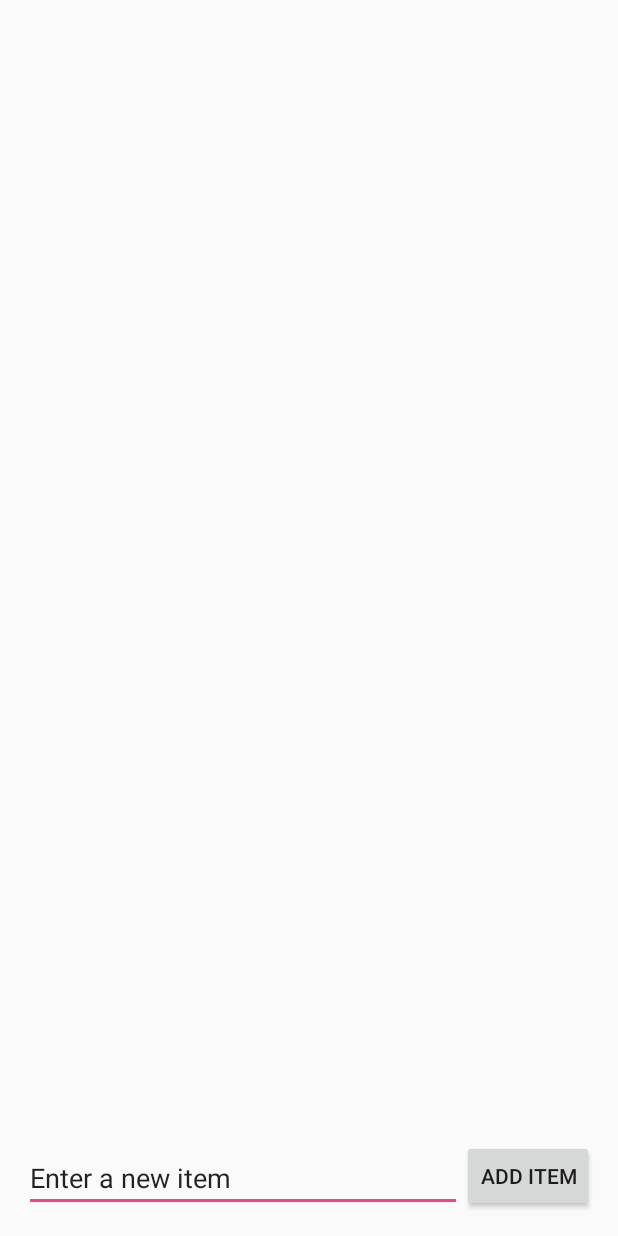
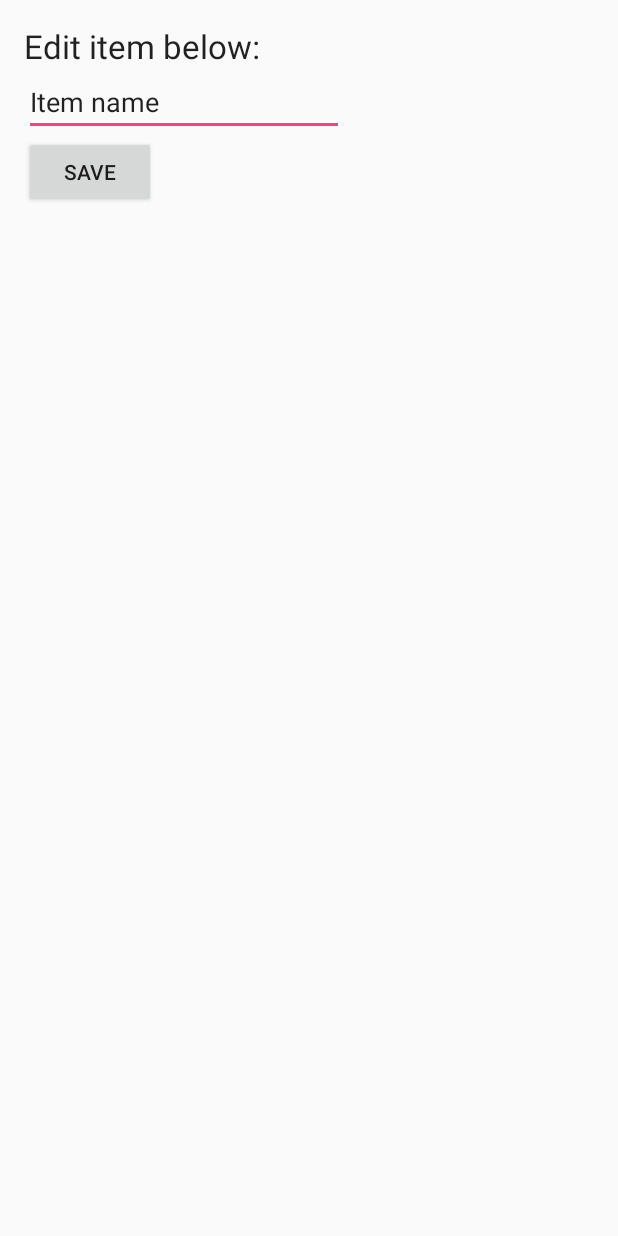
Before and after one commit to alexpasta/SimpleTodo, an Android app: the layout activity_edit_item.xml on its own in the app's theme, with its tools: preview values and no code run, on a phone screen of 412 x 824 dp. Run offline under Robolectric (Android 15) with nearby library versions, the phone set to English and light mode, and no system bars.

Commit message:
1.[New Feature] implement edit item. 2. Improve add item flow.

```diff
--- a/app/src/main/AndroidManifest.xml
+++ b/app/src/main/AndroidManifest.xml
@@ -15,6 +15,7 @@
                 <category android:name="android.intent.category.LAUNCHER" />
             </intent-filter>
         </activity>
+        <activity android:name=".EditItemActivity"></activity>
     </application>
 
 </manifest>
--- a/app/src/main/res/layout/activity_main.xml
+++ b/app/src/main/res/layout/activity_edit_item.xml
@@ -1,44 +1,45 @@
 <?xml version="1.0" encoding="utf-8"?>
 <RelativeLayout xmlns:android="http://schemas.android.com/apk/res/android"
     xmlns:tools="http://schemas.android.com/tools"
-    android:id="@+id/activity_main"
+    android:id="@+id/activity_edit_item"
     android:layout_width="match_parent"
     android:layout_height="match_parent"
     android:paddingBottom="@dimen/activity_vertical_margin"
     android:paddingLeft="@dimen/activity_horizontal_margin"
     android:paddingRight="@dimen/activity_horizontal_margin"
     android:paddingTop="@dimen/activity_vertical_margin"
-    tools:context="com.alexxpasta.simpletodo.MainActivity">
+    tools:context="com.alexxpasta.simpletodo.EditItemActivity">
 
-    <ListView
-        android:layout_width="match_parent"
-        android:layout_height="match_parent"
+    <TextView
+        android:text="Edit item below:"
+        android:layout_width="wrap_content"
+        android:layout_height="wrap_content"
         android:layout_alignParentTop="true"
         android:layout_alignParentLeft="true"
         android:layout_alignParentStart="true"
-        android:id="@+id/lvItems"
-        android:layout_above="@+id/btnAddItem" />
+        android:id="@+id/tvTitle"
+        android:textAppearance="@style/TextAppearance.AppCompat.Large"
+        android:fontFamily="sans-serif" />
 
     <EditText
         android:layout_width="wrap_content"
         android:layout_height="wrap_content"
         android:inputType="textPersonName"
-        android:text="Enter a new item"
         android:ems="10"
-        android:id="@+id/etNewItem"
-        android:layout_alignParentBottom="true"
-        android:layout_toLeftOf="@+id/btnAddItem"
+        android:id="@+id/etItem"
+        android:layout_below="@+id/tvTitle"
         android:layout_alignParentLeft="true"
-        android:layout_alignParentStart="true" />
+        android:layout_alignParentStart="true"
+        tools:text="Item name" />
 
     <Button
+        android:text="Save"
         android:layout_width="wrap_content"
         android:layout_height="wrap_content"
-        android:text="Add Item"
-        android:id="@+id/btnAddItem"
-        android:onClick="onAddItem"
-        android:layout_alignParentBottom="true"
-        android:layout_alignParentRight="true"
-        android:layout_alignParentEnd="true" />
+        android:id="@+id/btnSave"
+        android:layout_below="@+id/etItem"
+        android:layout_alignParentLeft="true"
+        android:layout_alignParentStart="true"
+        android:onClick="onSave"/>
 
 </RelativeLayout>
```
Also changed, not shown: app/src/main/java/com/alexxpasta/simpletodo/Constants.java (added, +13 -0 lines), app/src/main/java/com/alexxpasta/simpletodo/EditItemActivity.java (added, +39 -0 lines), app/src/main/java/com/alexxpasta/simpletodo/MainActivity.java (+56 -2 lines), 1 other file.
